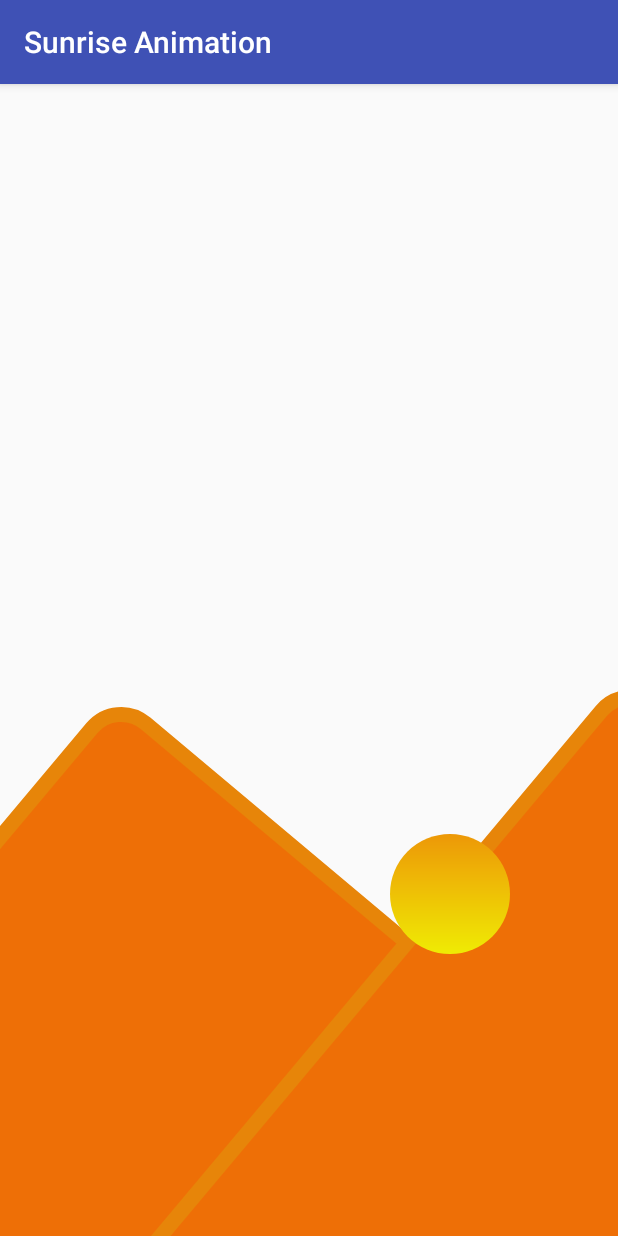
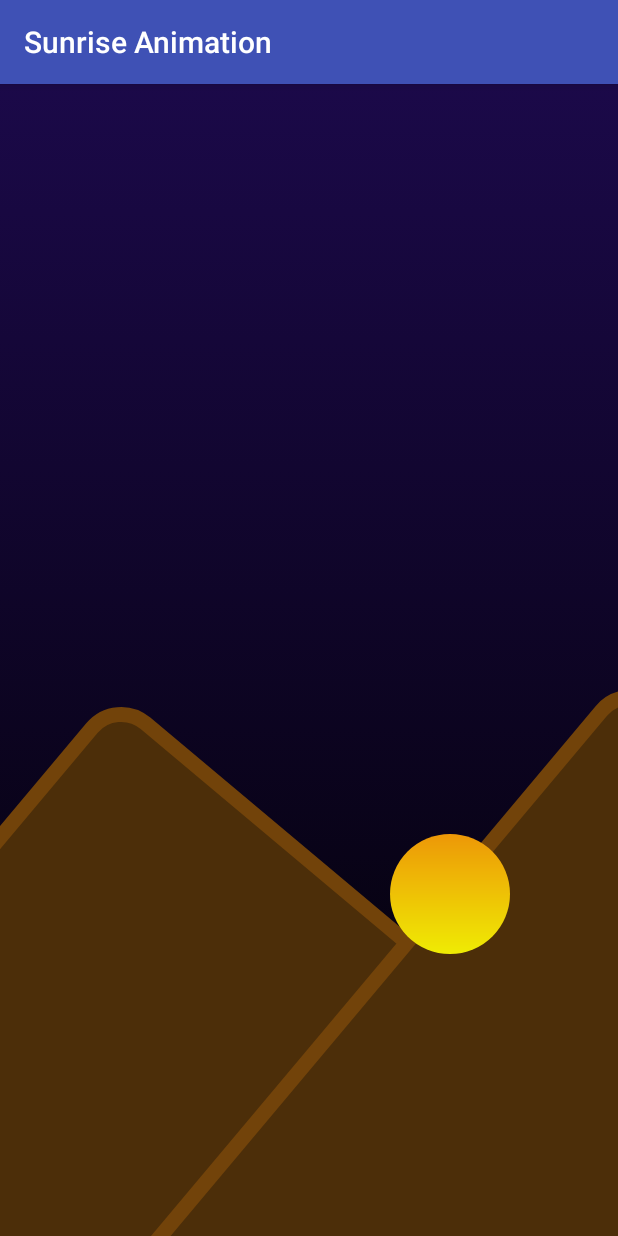
Before and after one commit to sidkathuria14/Sunrise-Animation, an Android app: the screen it shows after launch (MainActivity), on a phone screen of 412 x 824 dp. Run offline under Robolectric (Android 15) with nearby library versions, the phone set to English and light mode, and no system bars.

Commit message:
minor changes

```diff
--- a/app/src/main/java/com/example/sidkathuria14/sunriseanimation/MainActivity.java
+++ b/app/src/main/java/com/example/sidkathuria14/sunriseanimation/MainActivity.java
@@ -19,18 +19,22 @@ public class MainActivity extends AppCompatActivity {
         super.onCreate(savedInstanceState);
         setContentView(R.layout.activity_main);
         image = (ImageView)findViewById(R.id.img_sun);
-//        layout = (RelativeLayout)findViewById(R.id.);
+        layout = (RelativeLayout)findViewById(R.id.layout);
         mountain_layout = (RelativeLayout)findViewById(R.id.mountain_layout);
-//        light_mountain = (RelativeLayout)findViewById(R.id.light_mountain);
+        light_mountain = (RelativeLayout)findViewById(R.id.light_mountain);
         yellow_background = (RelativeLayout)findViewById(R.id.yellow_background) ;
 
 
-//        fadeIn = AnimationUtils.loadAnimation(getApplicationContext(),R.anim.fadein);
-//          light_mountain.startAnimation(fadeIn);
+        fadeOut = AnimationUtils.loadAnimation(getApplicationContext(),R.anim.fadeout);
+       light_mountain.startAnimation(fadeOut);
+//        fadeOut.setFillAfter(true);
 
-        fadeOut = AnimationUtils.loadAnimation(getApplicationContext(),R.anim.fadeout);
-          mountain_layout.startAnimation(fadeOut);
-        fadeOut.setFillAfter(true);
+
+        fadeIn = AnimationUtils.loadAnimation(getApplicationContext(),R.anim.fadein);
+         mountain_layout.startAnimation(fadeIn);
+//        fadeIn.setFillAfter(true);
+
+
 
         up = AnimationUtils.loadAnimation(getApplicationContext(),R.anim.up_anim);
         image.startAnimation(up);
--- /dev/null
+++ b/app/src/main/res/drawable/animation_list.xml
@@ -0,0 +1,9 @@
+<?xml version="1.0" encoding="utf-8"?>
+<animation-list xmlns:android="http://schemas.android.com/apk/res/android">
+    <item
+        android:drawable="@drawable/dark_background"
+        android:duration="3500" />
+    <item
+        android:drawable="@drawable/sunny_background"
+        android:duration="6500" />
+</animation-list>
--- /dev/null
+++ b/app/src/main/res/drawable/mountains_transition.xml
@@ -0,0 +1,6 @@
+<?xml version="1.0" encoding="utf-8"?>
+<transition xmlns:android="http://schemas.android.com/apk/res/android">
+    <!-- The drawables used here can be solid colors, gradients, shapes, images, etc. -->
+    <item android:drawable="@drawable/brown_mountains" />
+    <item android:drawable="@drawable/mountains" />
+</transition>
--- a/app/src/main/res/layout/activity_main.xml
+++ b/app/src/main/res/layout/activity_main.xml
@@ -4,7 +4,17 @@
     xmlns:tools="http://schemas.android.com/tools"
     android:layout_width="match_parent"
     android:layout_height="match_parent"
+    android:id="@+id/layout"
+    android:background="@drawable/animation_list"
     tools:context="com.example.sidkathuria14.sunriseanimation.MainActivity">
+
+
+    <RelativeLayout android:layout_width="match_parent"
+        android:layout_height="match_parent"
+        android:background="@drawable/brown_mountains"
+        android:id="@+id/light_mountain"
+        />
+
     <RelativeLayout
         android:id="@+id/yellow_background"
         android:layout_width="match_parent"
@@ -19,16 +29,6 @@
         android:id="@+id/mountain_layout"
         />
 
-    <!--<RelativeLayout android:layout_width="match_parent"-->
-    <!--android:layout_height="match_parent"-->
-    <!--android:background="@drawable/dark_mountains"-->
-    <!--android:id="@+id/light_mountain"-->
-    <!--/>-->
-
-
-
-
-
 
     <ImageView
         android:id="@+id/img_sun"
```
